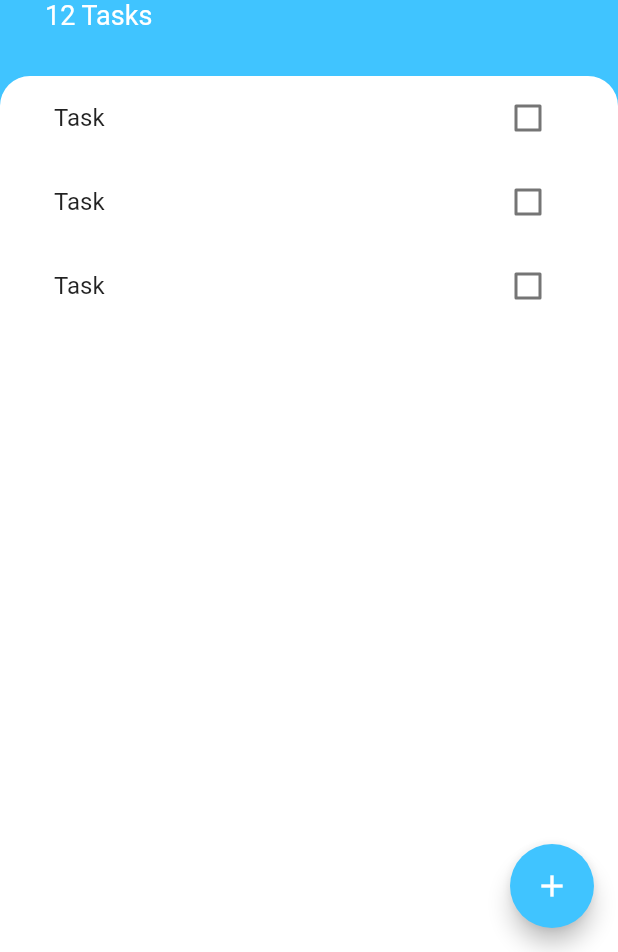
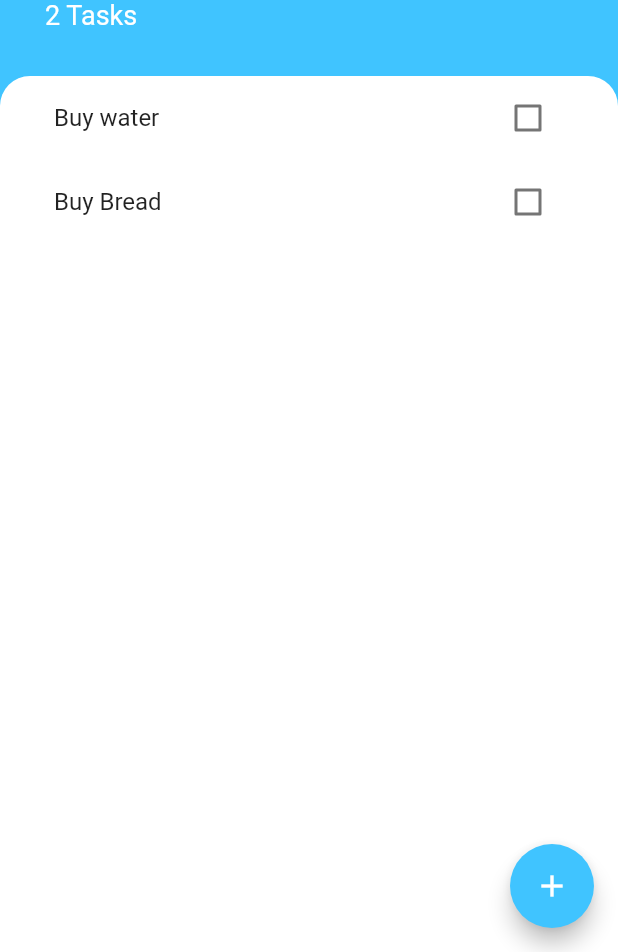
Before and after one commit to vishnunw/todo_app, a Flutter app: the screen it shows after launch, on a phone screen of 412 x 824 dp, the part 284-1236 px from its top. Run offline on Flutter 3.47's test engine with Material 2 defaults, Android fonts, the phone set to English and light mode, and no system bars.

```diff
--- a/lib/main.dart
+++ b/lib/main.dart
@@ -1,4 +1,6 @@
 import 'package:flutter/material.dart';
+import 'package:provider/provider.dart';
+import 'package:todo_app/models/task_data.dart';
 import 'package:todo_app/screens/task_screen.dart';
 
 void main() {
@@ -8,8 +10,11 @@ void main() {
 class MyApp extends StatelessWidget {
   @override
   Widget build(BuildContext context) {
-    return MaterialApp(
-      home: TaskScreen(),
+    return ChangeNotifierProvider(
+      create: (context) => TaskData(),
+      child: MaterialApp(
+        home: TaskScreen(),
+      ),
     );
   }
 }
--- a/lib/models/task.dart
+++ b/lib/models/task.dart
@@ -0,0 +1,10 @@
+class Task {
+  final String name;
+  bool isDone;
+
+  Task({this.name, this.isDone = false});
+
+  void toggleDone() {
+    isDone = !isDone;
+  }
+}
--- a/lib/models/task_data.dart
+++ b/lib/models/task_data.dart
@@ -0,0 +1,35 @@
+import 'dart:collection';
+
+import 'package:flutter/foundation.dart';
+import 'package:todo_app/models/task.dart';
+
+class TaskData extends ChangeNotifier {
+  List<Task> _tasks = [
+    Task(name: 'Buy water'),
+    Task(name: 'Buy Bread'),
+  ];
+
+  UnmodifiableListView<Task> get tasks {
+    return UnmodifiableListView(_tasks);
+  }
+
+  int get taskCount {
+    return _tasks.length;
+  }
+
+  void addTask(String newTaskTitle) {
+    final task = Task(name: newTaskTitle);
+    _tasks.add(task);
+    notifyListeners();
+  }
+
+  void updateTask(Task task) {
+    task.toggleDone();
+    notifyListeners();
+  }
+
+  void deleteTask(Task task) {
+    _tasks.remove(task);
+    notifyListeners();
+  }
+}
--- a/lib/screens/task_screen.dart
+++ b/lib/screens/task_screen.dart
@@ -1,4 +1,6 @@
 import 'package:flutter/material.dart';
+import 'package:provider/provider.dart';
+import 'package:todo_app/models/task_data.dart';
 import 'package:todo_app/screens/add_task_screen.dart';
 import 'package:todo_app/widgets/tasks_list.dart';
 
@@ -56,7 +58,7 @@ class TaskScreen extends StatelessWidget {
                   ),
                 ),
                 Text(
-                  '12 Tasks',
+                  '${Provider.of<TaskData>(context).taskCount} Tasks',
                   style: TextStyle(
                     color: Colors.white,
                     fontSize: 18.0,
--- a/lib/widgets/tasks_list.dart
+++ b/lib/widgets/tasks_list.dart
@@ -1,15 +1,34 @@
 import 'package:flutter/material.dart';
+import 'package:provider/provider.dart';
+import 'package:todo_app/models/task_data.dart';
 import 'package:todo_app/widgets/tasks_tile.dart';
 
 class TasksList extends StatelessWidget {
   @override
   Widget build(BuildContext context) {
-    return ListView(
-      children: <Widget>[
-        TaskTile(),
-        TaskTile(),
-        TaskTile(),
-      ],
+    return Consumer<TaskData>(
+      builder: (context, taskData, child) {
+        if (taskData.tasks?.isEmpty ?? false) {
+          return Text('No data');
+        } else {
+          return ListView.builder(
+            itemBuilder: (context, index) {
+              final task = taskData.tasks[index];
+              return TaskTile(
+                taskTitle: task.name,
+                isChecked: task.isDone,
+                checkboxCall: (bool checkboxState) {
+                  taskData.updateTask(task);
+                },
+                longPressCallback: () {
+                  taskData.deleteTask(task);
+                },
+              );
+            },
+            itemCount: taskData.taskCount,
+          );
+        }
+      },
     );
   }
 }
--- a/lib/widgets/tasks_tile.dart
+++ b/lib/widgets/tasks_tile.dart
@@ -1,45 +1,33 @@
 import 'package:flutter/material.dart';
 
-class TaskTile extends StatefulWidget {
-  @override
-  _TaskTileState createState() => _TaskTileState();
-}
+class TaskTile extends StatelessWidget {
+  final bool isChecked;
+  final String taskTitle;
+  final Function checkboxCall;
+  final Function longPressCallback;
 
-class _TaskTileState extends State<TaskTile> {
-  bool isChecked = false;
+  TaskTile({
+    this.isChecked,
+    this.taskTitle,
+    this.checkboxCall,
+    this.longPressCallback,
+  });
 
   @override
   Widget build(BuildContext context) {
     return ListTile(
+      onLongPress: longPressCallback,
       title: Text(
-        'Task',
+        taskTitle,
         style: TextStyle(
           decoration: isChecked ? TextDecoration.lineThrough : null,
         ),
       ),
-      trailing: TaskCheckbox(
-        checkboxState: isChecked,
-        toggleCheckboxState: (bool checkboxState) {
-          setState(() {
-            isChecked = checkboxState;
-          });
-        },
+      trailing: Checkbox(
+        activeColor: Colors.lightBlueAccent,
+        value: isChecked,
+        onChanged: checkboxCall,
       ),
     );
   }
 }
-
-class TaskCheckbox extends StatelessWidget {
-  final bool checkboxState;
-  final Function toggleCheckboxState;
-
-  TaskCheckbox({this.checkboxState, this.toggleCheckboxState});
-  @override
-  Widget build(BuildContext context) {
-    return Checkbox(
-      activeColor: Colors.lightBlueAccent,
-      value: checkboxState,
-      onChanged: toggleCheckboxState,
-    );
-  }
-}
```
Also changed, not shown: lib/screens/add_task_screen.dart (+14 -7 lines), pubspec.yaml (+4 -35 lines), pubspec.lock.
